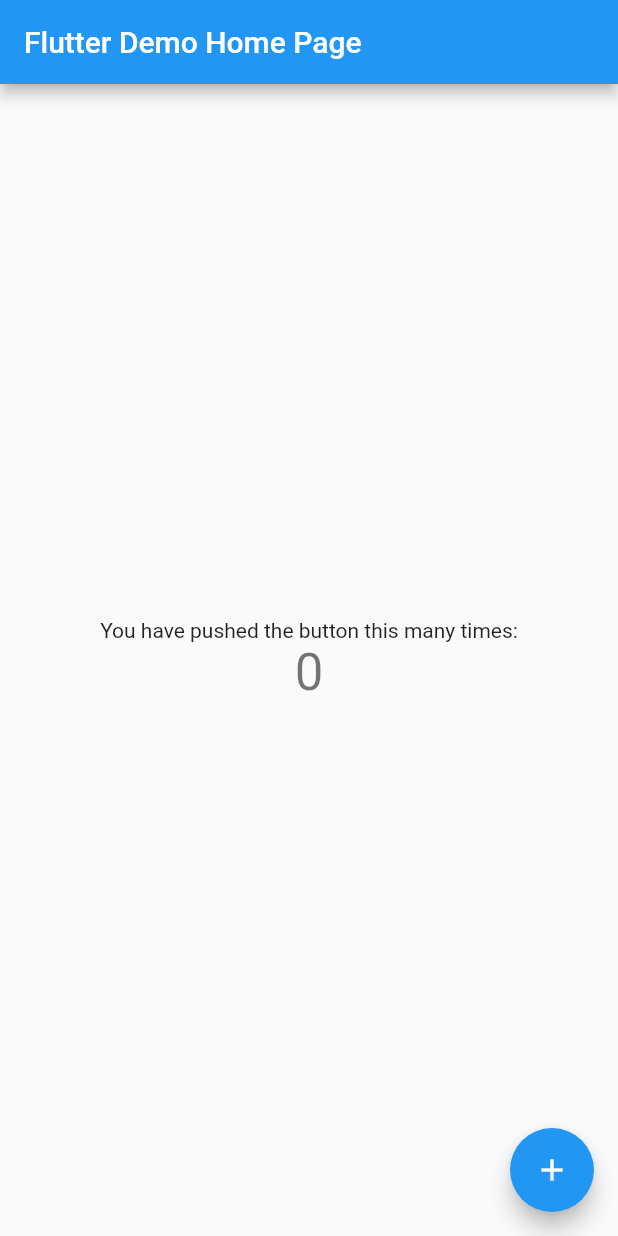
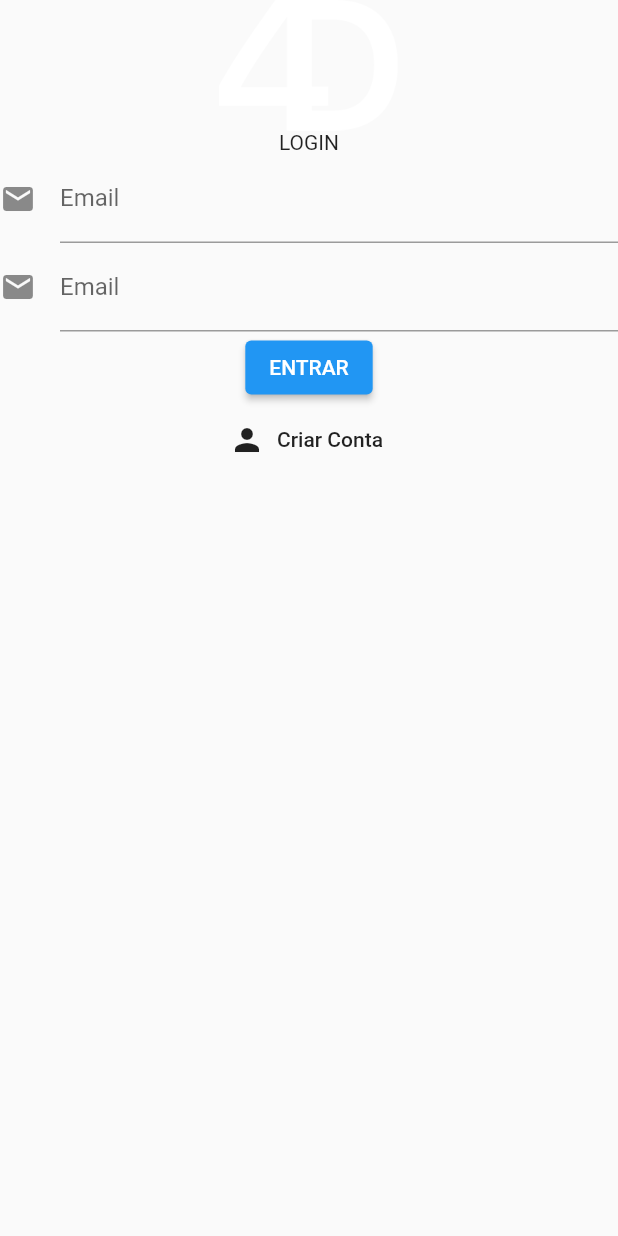
Before and after one commit to marcosgianetti/flutter_TDD, a Flutter app: the screen it shows after launch, on a phone screen of 412 x 824 dp. Run offline on Flutter 3.47's test engine with Material 2 defaults, Android fonts, the phone set to English and light mode, and no system bars.

Commit message:
Criação tela de login

```diff
--- a/flutter_tdd/lib/infra/http/http_adapter.dart
+++ b/flutter_tdd/lib/infra/http/http_adapter.dart
@@ -22,7 +22,14 @@
       'accept': 'application/json',
     };
     final jsonBody = body != null ? jsonEncode(body) : null;
-    final response = await client.post(url, headers: headers, body: jsonBody);
+    var response = Response('', 500);
+    try {
+      if (method == 'post') {
+        response = await client.post(url, headers: headers, body: jsonBody);
+      }
+    } catch (error) {
+      throw HttpError.serverError;
+    }
     return _handleResponse(response);
   }
 
@@ -31,8 +38,6 @@
       return response.body.isEmpty ? null : jsonDecode(response.body);
     } else if (response.statusCode == 204) {
       return null;
-    } else if (response.statusCode == 500) {
-      throw HttpError.serverError;
     } else if (response.statusCode == 400) {
       throw HttpError.badRequest;
     } else if (response.statusCode == 401) {
@@ -41,8 +46,10 @@
       throw HttpError.forbiddon;
     } else if (response.statusCode == 404) {
       throw HttpError.notFound;
+    } else if (response.statusCode == 500) {
+      throw HttpError.serverError;
     } else {
-      throw HttpError.badRequest;
+      throw HttpError.serverError;
     }
   }
 }
--- a/flutter_tdd/lib/main.dart
+++ b/flutter_tdd/lib/main.dart
@@ -1,4 +1,5 @@
 import 'package:flutter/material.dart';
+import 'package:flutter_tdd/ui/pages/pages.dart';
 
 void main() {
   runApp(MyApp());
@@ -12,54 +13,7 @@
       theme: ThemeData(
         primarySwatch: Colors.blue,
       ),
-      home: MyHomePage(title: 'Flutter Demo Home Page'),
+      home: LoginPage(),
     );
   }
 }
-
-class MyHomePage extends StatefulWidget {
-  MyHomePage({Key key, this.title}) : super(key: key);
-
-  final String title;
-
-  @override
-  _MyHomePageState createState() => _MyHomePageState();
-}
-
-class _MyHomePageState extends State<MyHomePage> {
-  int _counter = 0;
-
-  void _incrementCounter() {
-    setState(() {
-      _counter++;
-    });
-  }
-
-  @override
-  Widget build(BuildContext context) {
-    return Scaffold(
-      appBar: AppBar(
-        title: Text(widget.title),
-      ),
-      body: Center(
-        child: Column(
-          mainAxisAlignment: MainAxisAlignment.center,
-          children: <Widget>[
-            Text(
-              'You have pushed the button this many times:',
-            ),
-            Text(
-              '$_counter',
-              style: Theme.of(context).textTheme.headline4,
-            ),
-          ],
-        ),
-      ),
-      floatingActionButton: FloatingActionButton(
-        onPressed: _incrementCounter,
-        tooltip: 'Increment',
-        child: Icon(Icons.add),
-      ),
-    );
-  }
-}
--- /dev/null
+++ b/flutter_tdd/lib/ui/components/components.dart
@@ -0,0 +1 @@
+export './app.dart';
--- /dev/null
+++ b/flutter_tdd/lib/ui/pages/login_page.dart
@@ -0,0 +1,46 @@
+import 'package:flutter/material.dart';
+
+class LoginPage extends StatelessWidget {
+  @override
+  Widget build(BuildContext context) {
+    return Scaffold(
+      body: SingleChildScrollView(
+        child: Column(
+          children: [
+            Container(child: Image.asset('assets/logo.png')),
+            Text('Login'.toUpperCase()),
+            Form(
+                child: Column(
+              children: [
+                TextFormField(
+                  decoration: InputDecoration(
+                    labelText: 'Email',
+                    icon: Icon(
+                      Icons.email,
+                    ),
+                  ),
+                  keyboardType: TextInputType.emailAddress,
+                ),
+                TextFormField(
+                  decoration: InputDecoration(
+                    labelText: 'Email',
+                    icon: Icon(
+                      Icons.email,
+                    ),
+                  ),
+                  obscureText: true,
+                ),
+                ElevatedButton(onPressed: () {}, child: Text('Entrar'.toUpperCase())),
+                FlatButton.icon(
+                  onPressed: () {},
+                  icon: Icon(Icons.person),
+                  label: Text('Criar Conta'),
+                )
+              ],
+            ))
+          ],
+        ),
+      ),
+    );
+  }
+}
--- /dev/null
+++ b/flutter_tdd/lib/ui/pages/pages.dart
@@ -0,0 +1 @@
+export './login_page.dart';
--- a/flutter_tdd/pubspec.yaml
+++ b/flutter_tdd/pubspec.yaml
@@ -25,3 +25,5 @@
 
 flutter:
   uses-material-design: true
+  assets:
+    - assets/logo.png
```
Also changed, not shown: flutter_tdd/assets/2.0x/logo.png (added), flutter_tdd/assets/3.0x/logo.png (added), flutter_tdd/assets/4.0x/logo.png (added), flutter_tdd/assets/logo.png (added), flutter_tdd/lib/ui/components/app.dart (added), 2 other files.
